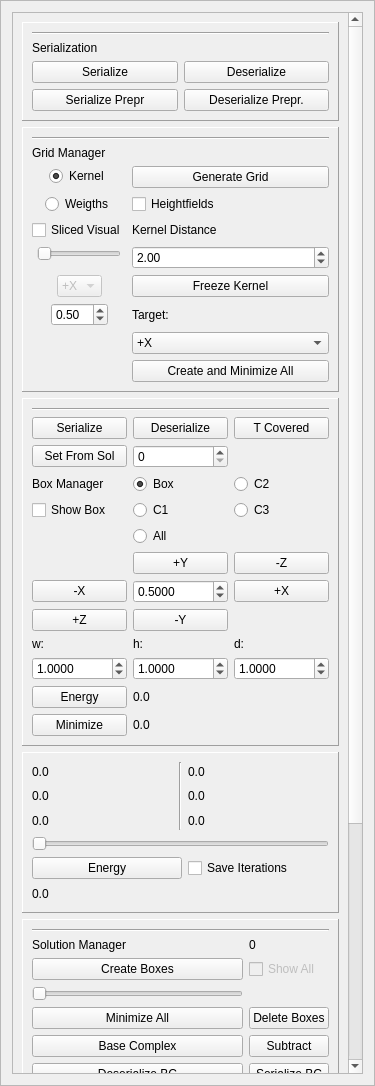
First picture: the form in GUI/managers/enginemanager.ui, repository alemuntoni/HeightFieldDecomposition, before the edit.
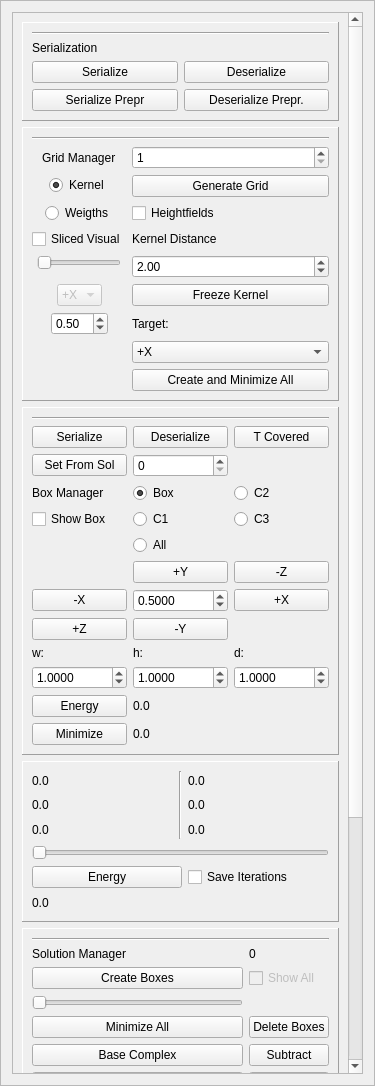
Second picture: the form after the edit.

Commit message: aggiunto factor per risoluzione grigliato, migliorato rendering igl mesh

The edit to the form file:
```diff
--- a/GUI/managers/enginemanager.ui
+++ b/GUI/managers/enginemanager.ui
@@ -58,7 +58,7 @@
         <x>0</x>
         <y>0</y>
         <width>339</width>
-        <height>1404</height>
+        <height>1413</height>
        </rect>
       </property>
       <layout class="QGridLayout" name="gridLayout_15">
@@ -992,6 +992,16 @@
             </property>
            </widget>
           </item>
+          <item row="1" column="1">
+           <widget class="QSpinBox" name="factorSpinBox">
+            <property name="minimum">
+             <number>1</number>
+            </property>
+            <property name="value">
+             <number>1</number>
+            </property>
+           </widget>
+          </item>
          </layout>
         </widget>
        </item>
```
The commit also changes 4 other files.
